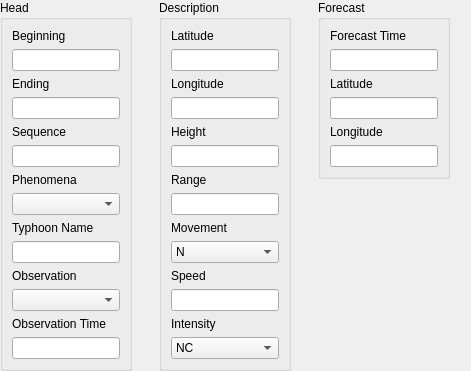
First picture: the form in tafor/components/ui/sigmet_typhoon.ui, repository up1and/tafor, before the edit.
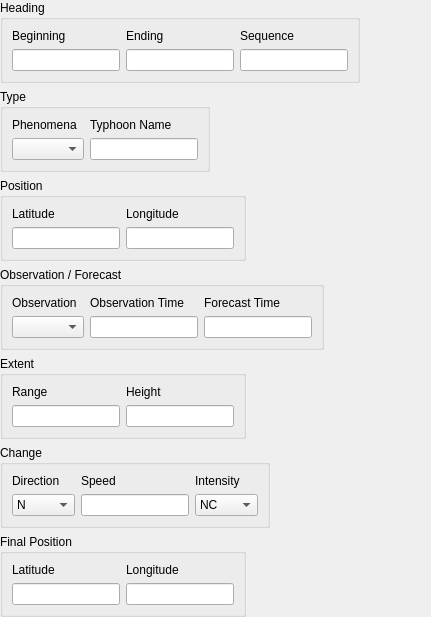
Second picture: the form after the edit.

Commit message: 调整 SIGMET 编辑器要素布局

Diff of the .ui file:
```diff
--- a/tafor/components/ui/sigmet_typhoon.ui
+++ b/tafor/components/ui/sigmet_typhoon.ui
@@ -6,14 +6,14 @@
    <rect>
     <x>0</x>
     <y>0</y>
-    <width>471</width>
-    <height>334</height>
+    <width>431</width>
+    <height>532</height>
    </rect>
   </property>
   <property name="windowTitle">
    <string notr="true">Sigmet</string>
   </property>
-  <layout class="QGridLayout" name="gridLayout_3">
+  <layout class="QVBoxLayout" name="verticalLayout">
    <property name="leftMargin">
     <number>0</number>
    </property>
@@ -26,8 +26,8 @@
    <property name="bottomMargin">
     <number>0</number>
    </property>
-   <item row="0" column="2" alignment="Qt::AlignLeft|Qt::AlignTop">
-    <widget class="QGroupBox" name="forecastGroup">
+   <item>
+    <widget class="QGroupBox" name="headingGroup">
      <property name="sizePolicy">
       <sizepolicy hsizetype="Fixed" vsizetype="Fixed">
        <horstretch>0</horstretch>
@@ -35,90 +35,10 @@
       </sizepolicy>
      </property>
      <property name="title">
-      <string>Forecast</string>
+      <string>Heading</string>
      </property>
-     <layout class="QGridLayout" name="gridLayout_2">
-      <item row="4" column="0">
-       <widget class="QLabel" name="forecastLongitudeLabel">
-        <property name="text">
-         <string>Longitude</string>
-        </property>
-        <property name="buddy">
-         <cstring>forecastLongitude</cstring>
-        </property>
-       </widget>
-      </item>
-      <item row="3" column="0">
-       <widget class="QLineEdit" name="forecastLatitude"/>
-      </item>
-      <item row="1" column="0">
-       <widget class="QLineEdit" name="forecastTime"/>
-      </item>
-      <item row="5" column="0">
-       <widget class="QLineEdit" name="forecastLongitude"/>
-      </item>
-      <item row="0" column="0">
-       <widget class="QLabel" name="forecastTimeLabel">
-        <property name="text">
-         <string>Forecast Time</string>
-        </property>
-        <property name="buddy">
-         <cstring>forecastTime</cstring>
-        </property>
-       </widget>
-      </item>
-      <item row="2" column="0">
-       <widget class="QLabel" name="forecastLatitudeLabel">
-        <property name="text">
-         <string>Latitude</string>
-        </property>
-        <property name="buddy">
-         <cstring>forecastLatitude</cstring>
-        </property>
-       </widget>
-      </item>
-     </layout>
-    </widget>
-   </item>
-   <item row="0" column="0" alignment="Qt::AlignLeft|Qt::AlignTop">
-    <widget class="QGroupBox" name="headGroup">
-     <property name="sizePolicy">
-      <sizepolicy hsizetype="Fixed" vsizetype="Fixed">
-       <horstretch>0</horstretch>
-       <verstretch>0</verstretch>
-      </sizepolicy>
-     </property>
-     <property name="title">
-      <string>Head</string>
-     </property>
-     <layout class="QGridLayout" name="gridLayout_4">
-      <item row="6" column="0">
-       <widget class="QLabel" name="phenomenaLabel">
-        <property name="text">
-         <string>Phenomena</string>
-        </property>
-        <property name="buddy">
-         <cstring>phenomena</cstring>
-        </property>
-       </widget>
-      </item>
-      <item row="10" column="0">
-       <widget class="QLabel" name="observationLabel">
-        <property name="text">
-         <string>Observation</string>
-        </property>
-        <property name="buddy">
-         <cstring>observation</cstring>
-        </property>
-       </widget>
-      </item>
-      <item row="1" column="0">
-       <widget class="QLineEdit" name="beginningTime"/>
-      </item>
-      <item row="7" column="0">
-       <widget class="QComboBox" name="phenomena"/>
-      </item>
-      <item row="4" column="0">
+     <layout class="QGridLayout" name="gridLayout_1">
+      <item row="0" column="2">
        <widget class="QLabel" name="sequenceLabel">
         <property name="text">
          <string>Sequence</string>
@@ -128,9 +48,6 @@
         </property>
        </widget>
       </item>
-      <item row="9" column="0">
-       <widget class="QLineEdit" name="name"/>
-      </item>
       <item row="0" column="0">
        <widget class="QLabel" name="beginningTimeLabel">
         <property name="text">
@@ -141,20 +58,7 @@
         </property>
        </widget>
       </item>
-      <item row="12" column="0">
-       <widget class="QLabel" name="observationTimeLabel">
-        <property name="text">
-         <string>Observation Time</string>
-        </property>
-        <property name="buddy">
-         <cstring>observationTime</cstring>
-        </property>
-       </widget>
-      </item>
-      <item row="5" column="0">
-       <widget class="QLineEdit" name="sequence"/>
-      </item>
-      <item row="2" column="0">
+      <item row="0" column="1">
        <widget class="QLabel" name="endingTimeLabel">
         <property name="text">
          <string>Ending</string>
@@ -164,13 +68,44 @@
         </property>
        </widget>
       </item>
-      <item row="3" column="0">
+      <item row="1" column="2">
+       <widget class="QLineEdit" name="sequence"/>
+      </item>
+      <item row="1" column="0">
+       <widget class="QLineEdit" name="beginningTime"/>
+      </item>
+      <item row="1" column="1">
        <widget class="QLineEdit" name="endingTime"/>
       </item>
-      <item row="13" column="0">
-       <widget class="QLineEdit" name="observationTime"/>
+     </layout>
+    </widget>
+   </item>
+   <item>
+    <widget class="QGroupBox" name="typeGroup">
+     <property name="sizePolicy">
+      <sizepolicy hsizetype="Fixed" vsizetype="Fixed">
+       <horstretch>0</horstretch>
+       <verstretch>0</verstretch>
+      </sizepolicy>
+     </property>
+     <property name="title">
+      <string>Type</string>
+     </property>
+     <layout class="QGridLayout" name="gridLayout_2">
+      <item row="0" column="0">
+       <widget class="QLabel" name="phenomenaLabel">
+        <property name="text">
+         <string>Phenomena</string>
+        </property>
+        <property name="buddy">
+         <cstring>phenomena</cstring>
+        </property>
+       </widget>
       </item>
-      <item row="8" column="0">
+      <item row="1" column="0">
+       <widget class="QComboBox" name="phenomena"/>
+      </item>
+      <item row="0" column="1">
        <widget class="QLabel" name="nameLabel">
         <property name="text">
          <string>Typhoon Name</string>
@@ -180,14 +115,14 @@
         </property>
        </widget>
       </item>
-      <item row="11" column="0">
-       <widget class="QComboBox" name="observation"/>
+      <item row="1" column="1">
+       <widget class="QLineEdit" name="name"/>
       </item>
      </layout>
     </widget>
    </item>
-   <item row="0" column="1" alignment="Qt::AlignLeft|Qt::AlignTop">
-    <widget class="QGroupBox" name="descriptionGroup">
+   <item>
+    <widget class="QGroupBox" name="groupBox">
      <property name="sizePolicy">
       <sizepolicy hsizetype="Fixed" vsizetype="Fixed">
        <horstretch>0</horstretch>
@@ -195,10 +130,20 @@
       </sizepolicy>
      </property>
      <property name="title">
-      <string>Description</string>
+      <string>Position</string>
      </property>
-     <layout class="QGridLayout" name="gridLayout">
-      <item row="2" column="0">
+     <layout class="QGridLayout" name="gridLayout_3">
+      <item row="0" column="0">
+       <widget class="QLabel" name="currentLatitudeLabel">
+        <property name="text">
+         <string>Latitude</string>
+        </property>
+        <property name="buddy">
+         <cstring>currentLatitude</cstring>
+        </property>
+       </widget>
+      </item>
+      <item row="0" column="1">
        <widget class="QLabel" name="currentLongitudeLabel">
         <property name="text">
          <string>Longitude</string>
@@ -208,8 +153,137 @@
         </property>
        </widget>
       </item>
-      <item row="9" column="0">
-       <widget class="QComboBox" name="movement">
+      <item row="1" column="0">
+       <widget class="QLineEdit" name="currentLatitude"/>
+      </item>
+      <item row="1" column="1">
+       <widget class="QLineEdit" name="currentLongitude"/>
+      </item>
+     </layout>
+    </widget>
+   </item>
+   <item>
+    <widget class="QGroupBox" name="obsFcstGroup">
+     <property name="sizePolicy">
+      <sizepolicy hsizetype="Fixed" vsizetype="Fixed">
+       <horstretch>0</horstretch>
+       <verstretch>0</verstretch>
+      </sizepolicy>
+     </property>
+     <property name="title">
+      <string>Observation / Forecast</string>
+     </property>
+     <layout class="QGridLayout" name="gridLayout_4">
+      <item row="0" column="1">
+       <widget class="QLabel" name="observationTimeLabel">
+        <property name="text">
+         <string>Observation Time</string>
+        </property>
+        <property name="buddy">
+         <cstring>observationTime</cstring>
+        </property>
+       </widget>
+      </item>
+      <item row="0" column="0">
+       <widget class="QLabel" name="observationLabel">
+        <property name="text">
+         <string>Observation</string>
+        </property>
+        <property name="buddy">
+         <cstring>observation</cstring>
+        </property>
+       </widget>
+      </item>
+      <item row="1" column="1">
+       <widget class="QLineEdit" name="observationTime"/>
+      </item>
+      <item row="1" column="0">
+       <widget class="QComboBox" name="observation"/>
+      </item>
+      <item row="0" column="2">
+       <widget class="QLabel" name="forecastTimeLabel">
+        <property name="text">
+         <string>Forecast Time</string>
+        </property>
+        <property name="buddy">
+         <cstring>forecastTime</cstring>
+        </property>
+       </widget>
+      </item>
+      <item row="1" column="2">
+       <widget class="QLineEdit" name="forecastTime"/>
+      </item>
+     </layout>
+    </widget>
+   </item>
+   <item>
+    <widget class="QGroupBox" name="extentGroup">
+     <property name="sizePolicy">
+      <sizepolicy hsizetype="Fixed" vsizetype="Fixed">
+       <horstretch>0</horstretch>
+       <verstretch>0</verstretch>
+      </sizepolicy>
+     </property>
+     <property name="title">
+      <string>Extent</string>
+     </property>
+     <layout class="QGridLayout" name="gridLayout_5">
+      <item row="0" column="0">
+       <widget class="QLabel" name="rangeLabel">
+        <property name="text">
+         <string>Range</string>
+        </property>
+        <property name="buddy">
+         <cstring>range</cstring>
+        </property>
+       </widget>
+      </item>
+      <item row="1" column="0">
+       <widget class="QLineEdit" name="range"/>
+      </item>
+      <item row="0" column="1">
+       <widget class="QLabel" name="heightLabel">
+        <property name="text">
+         <string>Height</string>
+        </property>
+        <property name="buddy">
+         <cstring>height</cstring>
+        </property>
+       </widget>
+      </item>
+      <item row="1" column="1">
+       <widget class="QLineEdit" name="height"/>
+      </item>
+     </layout>
+    </widget>
+   </item>
+   <item>
+    <widget class="QGroupBox" name="changeGroup">
+     <property name="sizePolicy">
+      <sizepolicy hsizetype="Fixed" vsizetype="Fixed">
+       <horstretch>0</horstretch>
+       <verstretch>0</verstretch>
+      </sizepolicy>
+     </property>
+     <property name="title">
+      <string>Change</string>
+     </property>
+     <layout class="QGridLayout" name="gridLayout_6">
+      <item row="0" column="1">
+       <widget class="QLabel" name="speedLabel">
+        <property name="text">
+         <string>Speed</string>
+        </property>
+        <property name="buddy">
+         <cstring>speed</cstring>
+        </property>
+       </widget>
+      </item>
+      <item row="1" column="1">
+       <widget class="QLineEdit" name="speed"/>
+      </item>
+      <item row="1" column="0">
+       <widget class="QComboBox" name="direction">
         <item>
          <property name="text">
           <string notr="true">N</string>
@@ -297,53 +371,17 @@
         </item>
        </widget>
       </item>
-      <item row="7" column="0">
-       <widget class="QLineEdit" name="range"/>
-      </item>
-      <item row="10" column="0">
-       <widget class="QLabel" name="speedLabel">
-        <property name="text">
-         <string>Speed</string>
-        </property>
-        <property name="buddy">
-         <cstring>speed</cstring>
-        </property>
-       </widget>
-      </item>
-      <item row="4" column="0">
-       <widget class="QLabel" name="heightLabel">
-        <property name="text">
-         <string>Height</string>
-        </property>
-        <property name="buddy">
-         <cstring>height</cstring>
-        </property>
-       </widget>
-      </item>
-      <item row="5" column="0">
-       <widget class="QLineEdit" name="height"/>
-      </item>
       <item row="0" column="0">
-       <widget class="QLabel" name="currentLatitudeLabel">
+       <widget class="QLabel" name="directionLabel">
         <property name="text">
-         <string>Latitude</string>
+         <string>Direction</string>
         </property>
         <property name="buddy">
          <cstring>currentLatitude</cstring>
         </property>
        </widget>
       </item>
-      <item row="6" column="0">
-       <widget class="QLabel" name="rangeLabel">
-        <property name="text">
-         <string>Range</string>
-        </property>
-        <property name="buddy">
-         <cstring>range</cstring>
-        </property>
-       </widget>
-      </item>
-      <item row="12" column="0">
+      <item row="0" column="2">
        <widget class="QLabel" name="intensityChangeLabel">
         <property name="text">
          <string>Intensity</string>
@@ -353,26 +391,7 @@
         </property>
        </widget>
       </item>
-      <item row="3" column="0">
-       <widget class="QLineEdit" name="currentLongitude"/>
-      </item>
-      <item row="11" column="0">
-       <widget class="QLineEdit" name="speed"/>
-      </item>
-      <item row="1" column="0">
-       <widget class="QLineEdit" name="currentLatitude"/>
-      </item>
-      <item row="8" column="0">
-       <widget class="QLabel" name="movementLabel">
-        <property name="text">
-         <string>Movement</string>
-        </property>
-        <property name="buddy">
-         <cstring>movement</cstring>
-        </property>
-       </widget>
-      </item>
-      <item row="13" column="0">
+      <item row="1" column="2">
        <widget class="QComboBox" name="intensityChange">
         <item>
          <property name="text">
@@ -394,6 +413,60 @@
      </layout>
     </widget>
    </item>
+   <item>
+    <widget class="QGroupBox" name="finalGroup">
+     <property name="sizePolicy">
+      <sizepolicy hsizetype="Fixed" vsizetype="Fixed">
+       <horstretch>0</horstretch>
+       <verstretch>0</verstretch>
+      </sizepolicy>
+     </property>
+     <property name="title">
+      <string>Final Position</string>
+     </property>
+     <layout class="QGridLayout" name="gridLayout_7">
+      <item row="0" column="0">
+       <widget class="QLabel" name="forecastLatitudeLabel">
+        <property name="text">
+         <string>Latitude</string>
+        </property>
+        <property name="buddy">
+         <cstring>forecastLatitude</cstring>
+        </property>
+       </widget>
+      </item>
+      <item row="1" column="0">
+       <widget class="QLineEdit" name="forecastLatitude"/>
+      </item>
+      <item row="0" column="1">
+       <widget class="QLabel" name="forecastLongitudeLabel">
+        <property name="text">
+         <string>Longitude</string>
+        </property>
+        <property name="buddy">
+         <cstring>forecastLongitude</cstring>
+        </property>
+       </widget>
+      </item>
+      <item row="1" column="1">
+       <widget class="QLineEdit" name="forecastLongitude"/>
+      </item>
+     </layout>
+    </widget>
+   </item>
+   <item>
+    <spacer name="verticalSpacer">
+     <property name="orientation">
+      <enum>Qt::Vertical</enum>
+     </property>
+     <property name="sizeHint" stdset="0">
+      <size>
+       <width>20</width>
+       <height>0</height>
+      </size>
+     </property>
+    </spacer>
+   </item>
   </layout>
  </widget>
  <tabstops>
```
Left out of the diff: 15 changed lines with no effect on the pictures. The commit also changes 15 other files.
